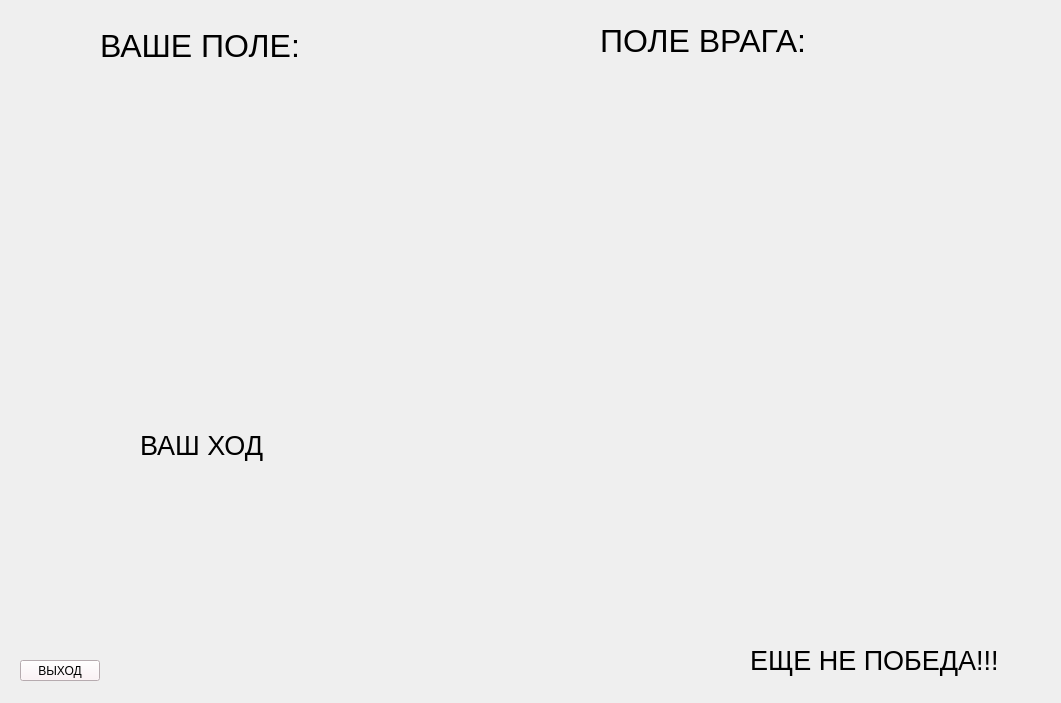
ArcasHH/Project, file battle.ui: the form before one commit.
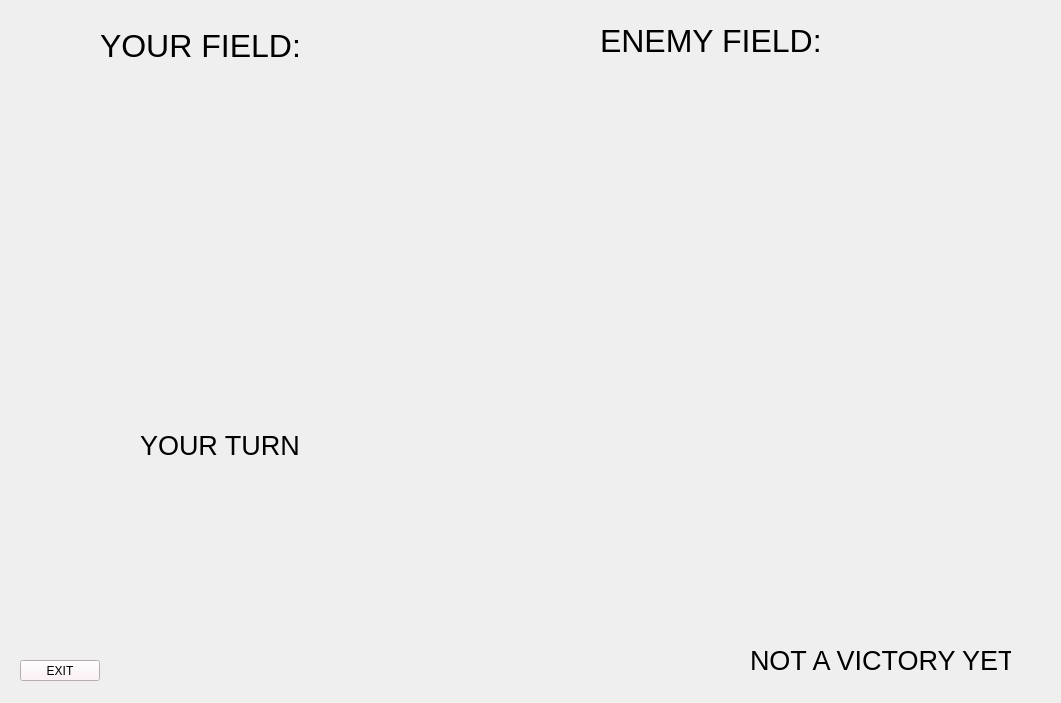
The form after the commit.

```diff
--- a/battle.ui
+++ b/battle.ui
@@ -28,7 +28,7 @@
     </font>
    </property>
    <property name="text">
-    <string>ВАШЕ ПОЛЕ:</string>
+    <string>YOUR FIELD:</string>
    </property>
   </widget>
   <widget class="QLabel" name="label_enemy">
@@ -46,7 +46,7 @@
     </font>
    </property>
    <property name="text">
-    <string>ПОЛЕ ВРАГА:</string>
+    <string>ENEMY FIELD:</string>
    </property>
   </widget>
   <widget class="QWidget" name="gridLayoutWidget">
@@ -80,7 +80,7 @@
     <rect>
      <x>140</x>
      <y>420</y>
-     <width>141</width>
+     <width>171</width>
      <height>51</height>
     </rect>
    </property>
@@ -90,7 +90,7 @@
     </font>
    </property>
    <property name="text">
-    <string>ВАШ ХОД</string>
+    <string>YOUR TURN</string>
    </property>
   </widget>
   <widget class="QLabel" name="label_win">
@@ -108,7 +108,7 @@
     </font>
    </property>
    <property name="text">
-    <string>ЕЩЕ НЕ ПОБЕДА!!!</string>
+    <string>NOT A VICTORY YET!!</string>
    </property>
   </widget>
   <widget class="QPushButton" name="ExitButton">
@@ -124,7 +124,7 @@
     <string notr="true">background-color: rgb(255, 240, 245);</string>
    </property>
    <property name="text">
-    <string>ВЫХОД</string>
+    <string>EXIT</string>
    </property>
   </widget>
   <widget class="QLabel" name="label">
```
Left out of the diff: 2 changed lines with no effect on the pictures.
